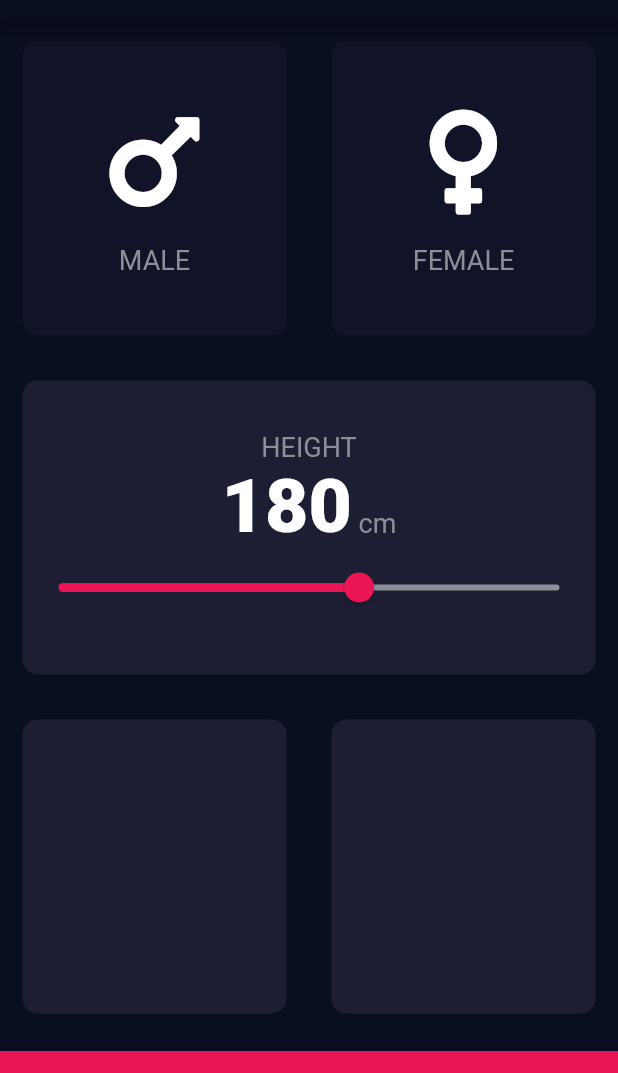
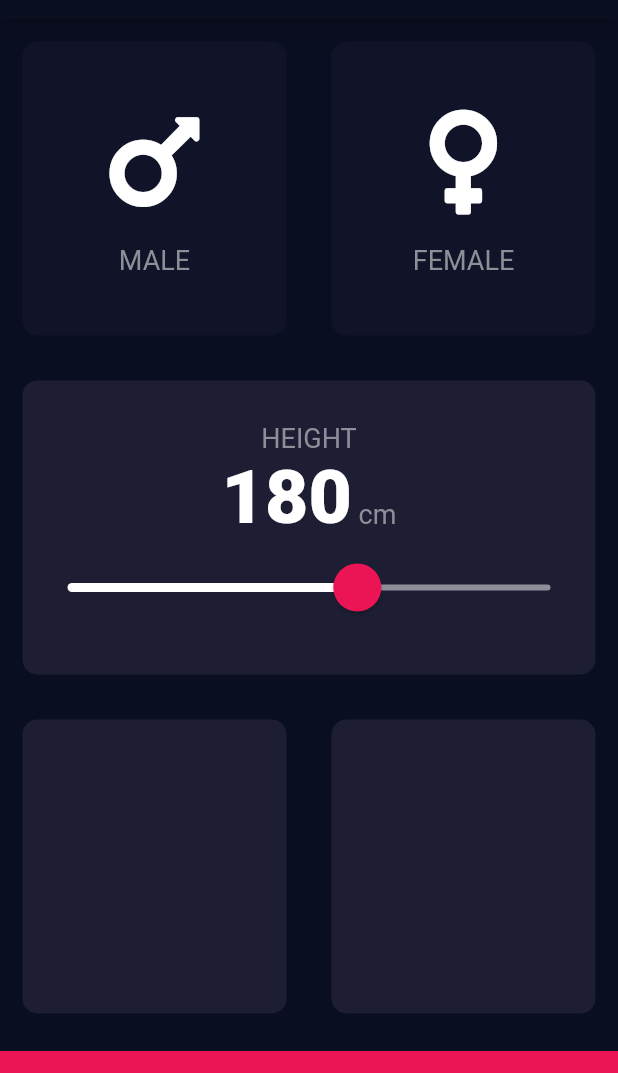
Before and after one commit to Tembocs/bmi-calc, a Flutter app: the screen it shows after launch, on a phone screen of 412 x 824 dp, the part 65-1138 px from its top. Run offline on Flutter 3.47's test engine with Material 2 defaults, Android fonts, the phone set to English and light mode, and no system bars; our stand-ins replace font_awesome_flutter.

Commit message:
Lecture 131

```diff
--- a/lib/input_page.dart
+++ b/lib/input_page.dart
@@ -89,17 +89,26 @@ class _InputPageState extends State<InputPage> {
                       ),
                     ],
                   ),
-                  Slider(
+                  SliderTheme(
+                    data: SliderTheme.of(context).copyWith(
+                      inactiveTrackColor: Color(0xFF8D8E98),
+                      activeTrackColor: Colors.white,
+                      thumbColor: Color(0xFFEB1555),
+                      overlayColor: Color(0x29EB1555),
+                      thumbShape:
+                          RoundSliderThumbShape(enabledThumbRadius: 16.0),
+                      overlayShape: RoundSliderOverlayShape(overlayRadius: 30),
+                    ),
+                    child: Slider(
                       value: height.toDouble(),
                       min: 120.0,
                       max: 220.0,
-                    activeColor: Color(0xFFEB1555),
-                    inactiveColor: Color(0xFF8D8E98),
                       onChanged: (double newValue) {
                         setState(() {
                           height = newValue.toInt();
                         });
                       },
+                    ),
                   ),
                 ],
               ),
```
Lines whose indentation alone changed are shown as unchanged.
